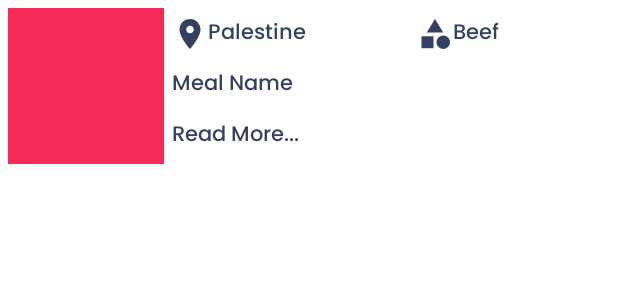
After one commit to pinnintisamhita/FoodApp, an Android app: the layout fragment_meal_bottom_sheet.xml on its own in the app's theme, with its tools: preview values and no code run, on a phone screen of 412 x 824 dp. The commit adds this screen. Shown: the top 300 px of the screen. Run offline under Robolectric (Android 15) with nearby library versions, the phone set to English and light mode, and no system bars.

Commit message:
designed and implemented bottom sheet

```diff
--- a/app/src/main/java/com/example/foodapp/adapters/MostPopularAdapter.kt
+++ b/app/src/main/java/com/example/foodapp/adapters/MostPopularAdapter.kt
@@ -11,6 +11,7 @@ import kotlin.collections.ArrayList
 
 class MostPopularAdapter(): RecyclerView.Adapter<MostPopularAdapter.PopularMealViewHolder>() {
     lateinit var onItemClick:((MealsByCategory) -> Unit)
+    var onLongItemClick:((MealsByCategory)->Unit)?=null
     private var mealsList = ArrayList<MealsByCategory>()
 
     fun setMeals(mealsList :ArrayList<MealsByCategory>){
@@ -30,6 +31,10 @@ class MostPopularAdapter(): RecyclerView.Adapter<MostPopularAdapter.PopularMealV
         holder.itemView.setOnClickListener{
             onItemClick.invoke(mealsList[position])
         }
+        holder.itemView.setOnLongClickListener{
+            onLongItemClick?.invoke(mealsList[position])
+            true
+        }
     }
     class PopularMealViewHolder(val binding:PopularItemsBinding):RecyclerView.ViewHolder(binding.root)
 }
--- /dev/null
+++ b/app/src/main/res/drawable/rounded_top_shape.xml
@@ -0,0 +1,5 @@
+<?xml version="1.0" encoding="utf-8"?>
+<shape xmlns:android="http://schemas.android.com/apk/res/android">
+  <solid android:color="@color/white"/>
+    <corners android:topRightRadius="20dp"/>
+</shape>
--- /dev/null
+++ b/app/src/main/res/layout/fragment_meal_bottom_sheet.xml
@@ -0,0 +1,73 @@
+<?xml version="1.0" encoding="utf-8"?>
+<androidx.constraintlayout.widget.ConstraintLayout xmlns:android="http://schemas.android.com/apk/res/android"
+    xmlns:tools="http://schemas.android.com/tools"
+    android:layout_width="match_parent"
+    android:layout_height="wrap_content"
+    xmlns:app="http://schemas.android.com/apk/res-auto"
+    tools:context=".fragments.bottomsheet.MealBottomSheetFragment"
+    android:id="@+id/bottom_Sheet">
+
+    <ImageView
+        android:id="@+id/img_bottom_sheet"
+        android:layout_width="@dimen/_80sdp"
+        android:layout_height="@dimen/_80sdp"
+        app:layout_constraintStart_toStartOf="parent"
+        app:layout_constraintTop_toTopOf="parent"
+        app:layout_constraintBottom_toBottomOf="parent"
+        android:layout_margin="5dp"
+        android:src="@color/accent"
+        android:scaleType="centerCrop"
+        />
+    <LinearLayout
+        android:id="@+id/linear_bottom_sheet"
+        android:layout_width="0dp"
+        android:layout_height="wrap_content"
+        android:orientation="horizontal"
+        app:layout_constraintStart_toEndOf="@+id/img_bottom_sheet"
+        app:layout_constraintTop_toTopOf="@+id/img_bottom_sheet"
+        app:layout_constraintEnd_toEndOf="parent"
+        android:layout_margin="5dp">
+        <TextView
+            android:id="@+id/tv_bottom_sheet_area"
+            android:layout_width="wrap_content"
+            android:layout_height="wrap_content"
+            android:text="Palestine"
+            android:textColor="@color/g_black"
+            android:fontFamily="@font/myfont"
+            android:drawableStart="@drawable/ic_location"
+            android:drawableTint="@color/g_black"
+            android:layout_weight="1"/>
+        <TextView
+            android:id="@+id/tv_bottom_sheet_category"
+            android:layout_width="wrap_content"
+            android:layout_height="wrap_content"
+            android:text="Beef"
+            android:textColor="@color/g_black"
+            android:fontFamily="@font/myfont"
+            android:drawableStart="@drawable/ic_categories"
+            android:drawableTint="@color/g_black"
+            android:layout_weight="1"/>
+
+    </LinearLayout>
+       <TextView
+           android:id="@+id/tv_bottom_sheet_meal_name"
+           android:layout_width="wrap_content"
+           android:layout_height="wrap_content"
+           android:text="Meal Name"
+           app:layout_constraintStart_toStartOf="@id/linear_bottom_sheet"
+           app:layout_constraintTop_toBottomOf="@id/linear_bottom_sheet"
+           android:layout_marginTop="10dp"
+           android:textColor="@color/g_black"
+           android:fontFamily="@font/myfont"/>
+        <TextView
+          android:layout_width="wrap_content"
+          android:layout_height="wrap_content"
+          android:text="Read More..."
+          app:layout_constraintStart_toStartOf="@id/tv_bottom_sheet_meal_name"
+          app:layout_constraintTop_toBottomOf="@id/tv_bottom_sheet_meal_name"
+          android:layout_marginTop="10dp"
+          android:textColor="@color/g_black"
+          android:fontFamily="@font/myfont"/>
+
+
+</androidx.constraintlayout.widget.ConstraintLayout>
--- /dev/null
+++ b/app/src/main/res/values/styles.xml
@@ -0,0 +1,10 @@
+<?xml version="1.0" encoding="utf-8"?>
+<resources>
+    <style name="AppBottomSheetDialogTheme" parent="Theme.MaterialComponents.Light.BottomSheetDialog">
+        <item name="bottomSheetStyle">@style/AppModalStyle</item>
+    </style>
+
+    <style name="AppModalStyle" parent="Widget.Design.BottomSheet.Modal">
+        <item name="android:background">@drawable/rounded_top_shape</item>
+    </style>
+</resources>
--- a/app/src/main/res/values/themes.xml
+++ b/app/src/main/res/values/themes.xml
@@ -9,6 +9,7 @@
         <item name="colorSecondaryVariant">@color/teal_200</item>
         <item name="colorOnSecondary">@color/black</item>
         <item name="android:statusBarColor" tools:targetApi="l">?attr/colorPrimaryVariant</item>
+        <item name="bottomSheetDialogTheme">@style/AppBottomSheetDialogTheme</item>
     </style>
 
 
```
Also changed, not shown: app/src/main/java/com/example/foodapp/fragments/CategoriesFragment.kt (+32 -35 lines), app/src/main/java/com/example/foodapp/fragments/HomeFragment.kt (+10 -0 lines), app/src/main/java/com/example/foodapp/fragments/bottomsheet/MealBottomSheetFragment.kt (added, +99 -0 lines), app/src/main/java/com/example/foodapp/viewModel/HomeViewModel.kt (+21 -0 lines), app/src/main/res/layout/fragment_categories.xml (+7 -6 lines).
